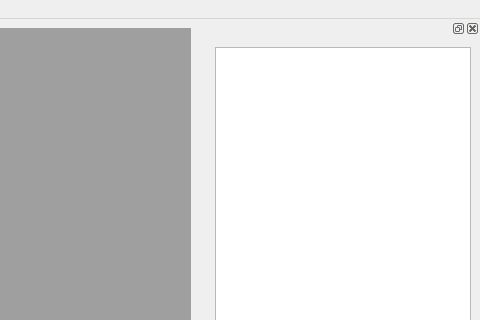
The window that ui/MainWindow.ui (fabrikant/cvisioner) describes before a commit, drawn with Qt 5; both pictures show x 373 to 853 and y 0 to 320 of the 853 by 664 pixel window.
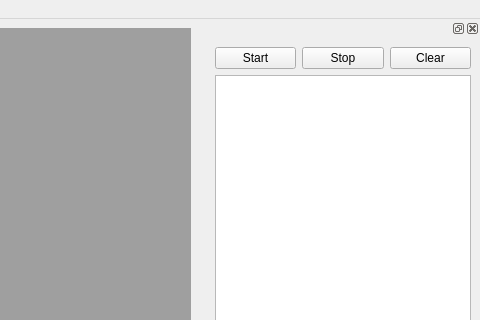
The same window after the commit.

Patch:
```diff
--- a/ui/MainWindow.ui
+++ b/ui/MainWindow.ui
@@ -67,9 +67,34 @@
    </attribute>
    <widget class="QWidget" name="dockWidgetContents">
     <layout class="QGridLayout" name="gridLayout_2">
-     <item row="0" column="0">
+     <item row="1" column="0">
       <widget class="QListWidget" name="frameList"/>
      </item>
+     <item row="0" column="0">
+      <layout class="QHBoxLayout" name="horizontalLayout">
+       <item>
+        <widget class="QPushButton" name="pushButtonStart">
+         <property name="text">
+          <string>Start</string>
+         </property>
+        </widget>
+       </item>
+       <item>
+        <widget class="QPushButton" name="pushButtonStop">
+         <property name="text">
+          <string>Stop</string>
+         </property>
+        </widget>
+       </item>
+       <item>
+        <widget class="QPushButton" name="pushButtonClear">
+         <property name="text">
+          <string>Clear</string>
+         </property>
+        </widget>
+       </item>
+      </layout>
+     </item>
     </layout>
    </widget>
   </widget>
```
Left out of the diff: 50 changed lines with no effect on the pictures.
